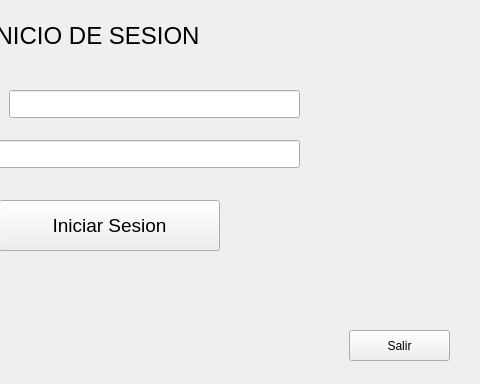
The window that Minesweeper/frminiciosesion.ui (WeaselSSH/Minesweeper) describes before a commit, drawn with Qt 5; both pictures show x 261 to 741 and y 0 to 384 of the 741 by 384 pixel window.
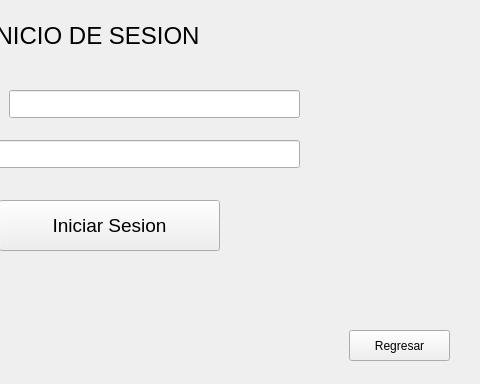
The same window after the commit.

Commit message: mas forms

```diff
--- a/Minesweeper/frminiciosesion.ui
+++ b/Minesweeper/frminiciosesion.ui
@@ -90,7 +90,7 @@
     </rect>
    </property>
    <property name="text">
-    <string>Salir</string>
+    <string>Regresar</string>
    </property>
   </widget>
   <widget class="QLineEdit" name="txtUsuario">
```
The commit also changes 7 other files.
